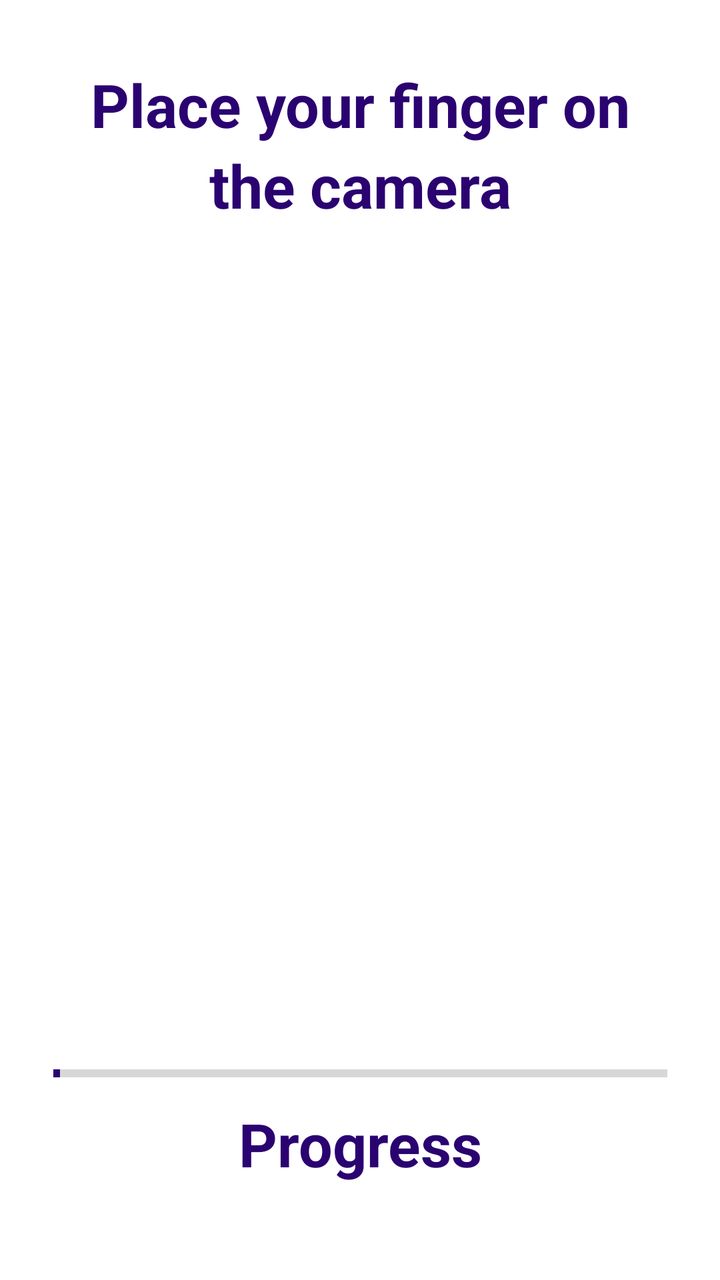
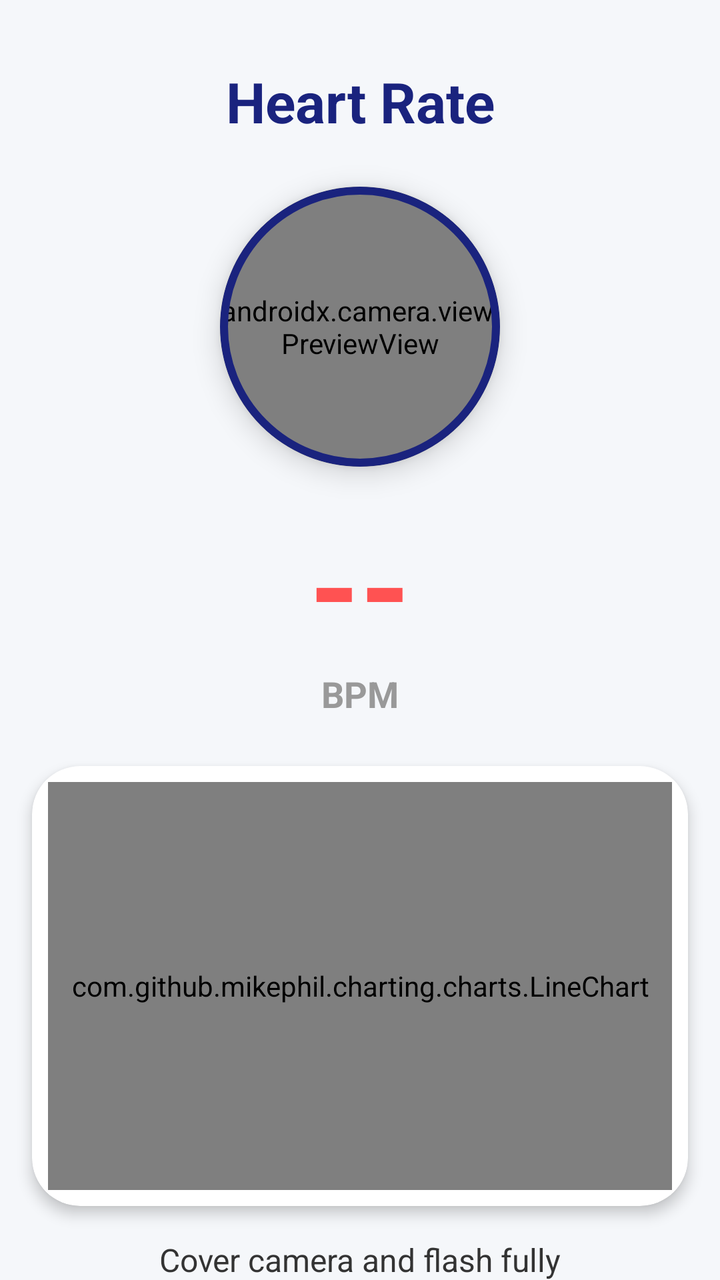

Compare the two renders of this Android layout. The source of the first and the diff that turns it into the second are given below.
<!-- AndroidManifest.xml: application theme Theme.SIH -->
<!-- res/layout/activity_heartbeat.xml -->
<?xml version="1.0" encoding="utf-8"?>
<androidx.constraintlayout.widget.ConstraintLayout xmlns:android="http://schemas.android.com/apk/res/android"
xmlns:app="http://schemas.android.com/apk/res-auto"
xmlns:tools="http://schemas.android.com/tools"
android:layout_width="match_parent"
android:layout_height="match_parent"
tools:context=".HeartBeatActivity">

    <TextView
        android:id="@+id/textView"
        android:layout_width="wrap_content"
        android:layout_height="wrap_content"
        android:layout_marginTop="32dp"
        android:gravity="center"
        android:text="Place your finger on"
        android:textColor="#2A0371"
        android:textSize="30dp"
        android:textStyle="bold"
        app:layout_constraintEnd_toEndOf="parent"
        app:layout_constraintStart_toStartOf="parent"
        app:layout_constraintTop_toTopOf="parent" />

    <TextView
        android:id="@+id/textView2"
        android:layout_width="wrap_content"
        android:layout_height="wrap_content"
        android:gravity="center"
        android:textColor="#2A0371"
        android:text="the camera"
        android:textSize="30dp"
        android:textStyle="bold"
        app:layout_constraintEnd_toEndOf="parent"
        app:layout_constraintStart_toStartOf="parent"
        app:layout_constraintTop_toBottomOf="@+id/textView" />

    <TextureView
        android:id="@+id/textureView"
        android:layout_width="0dp"
        android:layout_height="0dp"
        android:layout_marginStart="16dp"
        android:layout_marginTop="32dp"
        android:layout_marginEnd="16dp"
        android:layout_marginBottom="32dp"
        android:layout_weight="1"
        app:layout_constraintBottom_toTopOf="@+id/HRPB"
        app:layout_constraintEnd_toEndOf="parent"
        app:layout_constraintStart_toStartOf="parent"
        app:layout_constraintTop_toBottomOf="@+id/textView2" />

    <TextView
        android:id="@+id/textView6"
        android:layout_width="wrap_content"
        android:layout_height="wrap_content"
        android:layout_marginBottom="48dp"
        android:gravity="center"
        android:text="Progress"
        android:textColor="#2A0371"
        android:textSize="30dp"
        android:textStyle="bold"
        app:layout_constraintBottom_toBottomOf="parent"
        app:layout_constraintEnd_toEndOf="parent"
        app:layout_constraintStart_toStartOf="parent" />

    <ProgressBar
        android:id="@+id/HRPB"
        style="?android:attr/progressBarStyleHorizontal"
        android:layout_width="307dp"
        android:layout_height="14dp"
        android:layout_marginBottom="8dp"
        android:progress="1"
        android:progressTint="#2A0371"
        app:layout_constraintBottom_toTopOf="@+id/textView6"
        app:layout_constraintEnd_toEndOf="parent"
        app:layout_constraintStart_toStartOf="parent" />

</androidx.constraintlayout.widget.ConstraintLayout>
<!-- resources referenced by this layout -->
<resources>
  <style name="Theme.SIH" parent="Theme.MaterialComponents.DayNight.DarkActionBar">
          
          <item name="colorPrimary">@color/purple_500</item>
          <item name="colorPrimaryVariant">@color/purple_700</item>
          <item name="colorOnPrimary">@color/white</item>
          
          <item name="colorSecondary">@color/teal_200</item>
          <item name="colorSecondaryVariant">@color/teal_700</item>
          <item name="colorOnSecondary">@color/black</item>
          
          <item name="android:statusBarColor" tools:targetApi="l">?attr/colorPrimaryVariant</item>
          
      </style>
  <color name="purple_500">#FF6200EE</color>
  <color name="purple_700">#FF3700B3</color>
  <color name="white">#FFFFFFFF</color>
  <color name="teal_200">#FF03DAC5</color>
  <color name="teal_700">#FF018786</color>
  <color name="black">#FF000000</color>
</resources>

<!-- the commit's change to res/layout/activity_heartbeat.xml (unified diff, before → after) -->
@@ -1,10 +1,11 @@
 <?xml version="1.0" encoding="utf-8"?>
 <androidx.constraintlayout.widget.ConstraintLayout xmlns:android="http://schemas.android.com/apk/res/android"
-xmlns:app="http://schemas.android.com/apk/res-auto"
-xmlns:tools="http://schemas.android.com/tools"
-android:layout_width="match_parent"
-android:layout_height="match_parent"
-tools:context=".HeartBeatActivity">
+    xmlns:app="http://schemas.android.com/apk/res-auto"
+    xmlns:tools="http://schemas.android.com/tools"
+    android:layout_width="match_parent"
+    android:layout_height="match_parent"
+    android:background="@color/background"
+    tools:context=".HeartBeatActivity">
 
     <TextView
         android:id="@+id/textView"
@@ -12,65 +13,117 @@ tools:context=".HeartBeatActivity">
         android:layout_height="wrap_content"
         android:layout_marginTop="32dp"
         android:gravity="center"
-        android:text="Place your finger on"
-        android:textColor="#2A0371"
-        android:textSize="30dp"
+        android:text="Heart Rate"
+        android:textColor="@color/primary"
+        android:textSize="28sp"
         android:textStyle="bold"
         app:layout_constraintEnd_toEndOf="parent"
         app:layout_constraintStart_toStartOf="parent"
         app:layout_constraintTop_toTopOf="parent" />
 
+    <com.google.android.material.card.MaterialCardView
+        android:id="@+id/cameraCard"
+        android:layout_width="140dp"
+        android:layout_height="140dp"
+        android:layout_marginTop="24dp"
+        app:cardCornerRadius="70dp"
+        app:cardElevation="8dp"
+        app:strokeColor="@color/primary"
+        app:strokeWidth="4dp"
+        app:layout_constraintEnd_toEndOf="parent"
+        app:layout_constraintStart_toStartOf="parent"
+        app:layout_constraintTop_toBottomOf="@+id/textView">
+
+        <androidx.camera.view.PreviewView
+            android:id="@+id/previewView"
+            android:layout_width="match_parent"
+            android:layout_height="match_parent" />
+    </com.google.android.material.card.MaterialCardView>
+
     <TextView
-        android:id="@+id/textView2"
+        android:id="@+id/bpmText"
         android:layout_width="wrap_content"
         android:layout_height="wrap_content"
-        android:gravity="center"
-        android:textColor="#2A0371"
-        android:text="the camera"
-        android:textSize="30dp"
+        android:layout_marginTop="16dp"
+        android:text="--"
+        android:textColor="@color/accent_red"
+        android:textSize="64sp"
         android:textStyle="bold"
         app:layout_constraintEnd_toEndOf="parent"
         app:layout_constraintStart_toStartOf="parent"
-        app:layout_constraintTop_toBottomOf="@+id/textView" />
+        app:layout_constraintTop_toBottomOf="@+id/cameraCard" />
 
-    <TextureView
-        android:id="@+id/textureView"
-        android:layout_width="0dp"
-        android:layout_height="0dp"
-        android:layout_marginStart="16dp"
-        android:layout_marginTop="32dp"
-        android:layout_marginEnd="16dp"
-        android:layout_marginBottom="32dp"
-        android:layout_weight="1"
-        app:layout_constraintBottom_toTopOf="@+id/HRPB"
+    <TextView
+        android:id="@+id/bpmLabel"
+        android:layout_width="wrap_content"
+        android:layout_height="wrap_content"
+        android:text="BPM"
+        android:textColor="@color/text_hint"
+        android:textSize="18sp"
+        android:textStyle="bold"
         app:layout_constraintEnd_toEndOf="parent"
         app:layout_constraintStart_toStartOf="parent"
-        app:layout_constraintTop_toBottomOf="@+id/textView2" />
+        app:layout_constraintTop_toBottomOf="@+id/bpmText" />
+
+    <com.google.android.material.card.MaterialCardView
+        android:id="@+id/chartCard"
+        android:layout_width="0dp"
+        android:layout_height="220dp"
+        android:layout_marginStart="16dp"
+        android:layout_marginTop="24dp"
+        android:layout_marginEnd="16dp"
+        app:cardBackgroundColor="@color/surface"
+        app:cardCornerRadius="24dp"
+        app:cardElevation="4dp"
+        app:strokeWidth="0dp"
+        app:layout_constraintEnd_toEndOf="parent"
+        app:layout_constraintStart_toStartOf="parent"
+        app:layout_constraintTop_toBottomOf="@+id/bpmLabel">
+
+        <com.github.mikephil.charting.charts.LineChart
+            android:id="@+id/ppgChart"
+            android:layout_width="match_parent"
+            android:layout_height="match_parent"
+            android:layout_margin="8dp" />
+    </com.google.android.material.card.MaterialCardView>
 
     <TextView
-        android:id="@+id/textView6"
+        android:id="@+id/statusText"
         android:layout_width="wrap_content"
         android:layout_height="wrap_content"
-        android:layout_marginBottom="48dp"
-        android:gravity="center"
-        android:text="Progress"
-        android:textColor="#2A0371"
-        android:textSize="30dp"
-        android:textStyle="bold"
+        android:layout_marginTop="16dp"
+        android:text="Cover camera and flash fully"
+        android:textColor="@color/on_background"
+        android:textSize="16sp"
+        app:layout_constraintEnd_toEndOf="parent"
+        app:layout_constraintStart_toStartOf="parent"
+        app:layout_constraintTop_toBottomOf="@+id/chartCard" />
+
+    <androidx.appcompat.widget.SwitchCompat
+        android:id="@+id/aiSwitch"
+        android:layout_width="wrap_content"
+        android:layout_height="wrap_content"
+        android:layout_marginTop="8dp"
+        android:text="NVIDIA AI Refinement"
+        android:textColor="@color/primary"
+        android:thumbTint="@color/secondary"
+        app:trackTint="@color/secondary_variant"
+        app:layout_constraintEnd_toEndOf="parent"
+        app:layout_constraintStart_toStartOf="parent"
+        app:layout_constraintTop_toBottomOf="@+id/statusText" />
+
+    <ProgressBar
+        android:id="@+id/HRPB"
+        style="?android:attr/progressBarStyleHorizontal"
+        android:layout_width="0dp"
+        android:layout_height="12dp"
+        android:layout_marginStart="48dp"
+        android:layout_marginEnd="48dp"
+        android:layout_marginBottom="32dp"
+        android:progress="0"
+        android:progressDrawable="@drawable/circular_progressbar"
         app:layout_constraintBottom_toBottomOf="parent"
         app:layout_constraintEnd_toEndOf="parent"
         app:layout_constraintStart_toStartOf="parent" />
 
-    <ProgressBar
-        android:id="@+id/HRPB"
-        style="?android:attr/progressBarStyleHorizontal"
-        android:layout_width="307dp"
-        android:layout_height="14dp"
-        android:layout_marginBottom="8dp"
-        android:progress="1"
-        android:progressTint="#2A0371"
-        app:layout_constraintBottom_toTopOf="@+id/textView6"
-        app:layout_constraintEnd_toEndOf="parent"
-        app:layout_constraintStart_toStartOf="parent" />
-
 </androidx.constraintlayout.widget.ConstraintLayout>
<!-- resource entries referenced after the edit -->
@@ -1,23 +1,40 @@
 <!-- resources referenced by this layout -->
 <resources>
-  <style name="Theme.SIH" parent="Theme.MaterialComponents.DayNight.DarkActionBar">
+  <color name="accent_red">#FF5252</color>
+  <color name="background">#F5F7FA</color>
+  <color name="on_background">#333333</color>
+  <color name="primary">#1A237E</color>
+  <color name="secondary">#00BFA5</color>
+  <color name="secondary_variant">#008e76</color>
+  <color name="surface">#FFFFFF</color>
+  <color name="text_hint">#999999</color>
+  <!-- drawable circular_progressbar (drawable) -->
+  <?xml version="1.0" encoding="utf-8"?>
+  <shape
+      xmlns:android="http://schemas.android.com/apk/res/android"
+      android:innerRadiusRatio="5"
+      android:shape="ring"
+      android:thickness="10dp"
+      android:useLevel="true">
+      <solid android:color="#034a66" />
+  
+  </shape>
+  <style name="Theme.SIH" parent="Theme.MaterialComponents.DayNight.NoActionBar">
           
-          <item name="colorPrimary">@color/purple_500</item>
-          <item name="colorPrimaryVariant">@color/purple_700</item>
-          <item name="colorOnPrimary">@color/white</item>
+          <item name="colorPrimary">@color/primary</item>
+          <item name="colorPrimaryVariant">@color/primary_variant</item>
+          <item name="colorOnPrimary">@color/on_primary</item>
           
-          <item name="colorSecondary">@color/teal_200</item>
-          <item name="colorSecondaryVariant">@color/teal_700</item>
-          <item name="colorOnSecondary">@color/black</item>
+          <item name="colorSecondary">@color/secondary</item>
+          <item name="colorSecondaryVariant">@color/secondary_variant</item>
+          <item name="colorOnSecondary">@color/on_secondary</item>
           
-          <item name="android:statusBarColor" tools:targetApi="l">?attr/colorPrimaryVariant</item>
+          <item name="android:statusBarColor">@color/primary_variant</item>
           
+          <item name="android:windowBackground">@color/background</item>
       </style>
-  <color name="purple_500">#FF6200EE</color>
-  <color name="purple_700">#FF3700B3</color>
-  <color name="white">#FFFFFFFF</color>
-  <color name="teal_200">#FF03DAC5</color>
-  <color name="teal_700">#FF018786</color>
-  <color name="black">#FF000000</color>
+  <color name="primary_variant">#000051</color>
+  <color name="on_primary">#FFFFFF</color>
+  <color name="on_secondary">#000000</color>
 </resources>
 
